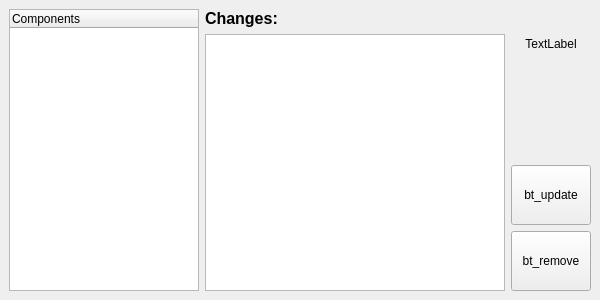
Above: checker/modules.ui from dbkblk/rand_launcher before the change. Below: the same form after it.
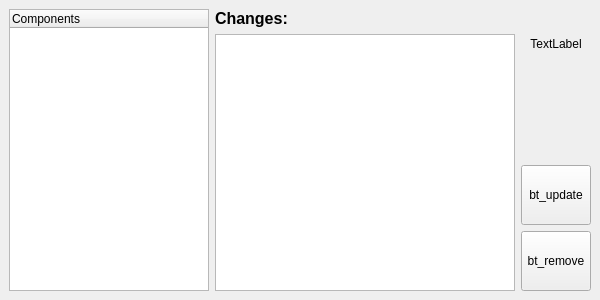
That is the form after the change.

The edit to the form file:
```diff
--- a/checker/modules.ui
+++ b/checker/modules.ui
@@ -78,7 +78,7 @@
       <item>
        <widget class="QLabel" name="label_core_version">
         <property name="sizePolicy">
-         <sizepolicy hsizetype="Expanding" vsizetype="Fixed">
+         <sizepolicy hsizetype="Fixed" vsizetype="Fixed">
           <horstretch>0</horstretch>
           <verstretch>0</verstretch>
          </sizepolicy>
@@ -100,6 +100,9 @@
         <property name="alignment">
          <set>Qt::AlignCenter</set>
         </property>
+        <property name="wordWrap">
+         <bool>true</bool>
+        </property>
        </widget>
       </item>
       <item>
@@ -117,6 +120,12 @@
       </item>
       <item>
        <widget class="QPushButton" name="bt_update">
+        <property name="sizePolicy">
+         <sizepolicy hsizetype="Fixed" vsizetype="Fixed">
+          <horstretch>0</horstretch>
+          <verstretch>0</verstretch>
+         </sizepolicy>
+        </property>
         <property name="minimumSize">
          <size>
           <width>70</width>
@@ -130,9 +139,15 @@
       </item>
       <item>
        <widget class="QPushButton" name="bt_remove">
+        <property name="sizePolicy">
+         <sizepolicy hsizetype="Fixed" vsizetype="Fixed">
+          <horstretch>0</horstretch>
+          <verstretch>0</verstretch>
+         </sizepolicy>
+        </property>
         <property name="minimumSize">
          <size>
-          <width>0</width>
+          <width>70</width>
           <height>60</height>
          </size>
         </property>
```
Left out of the diff: 6 changed lines with no effect on the pictures.
